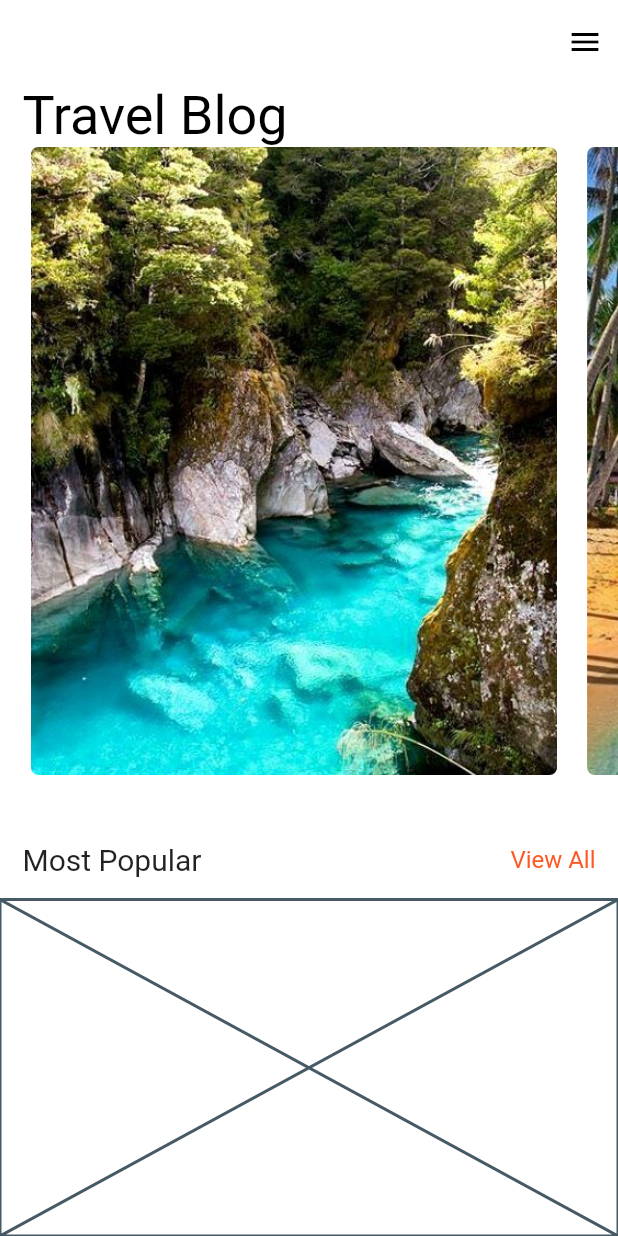
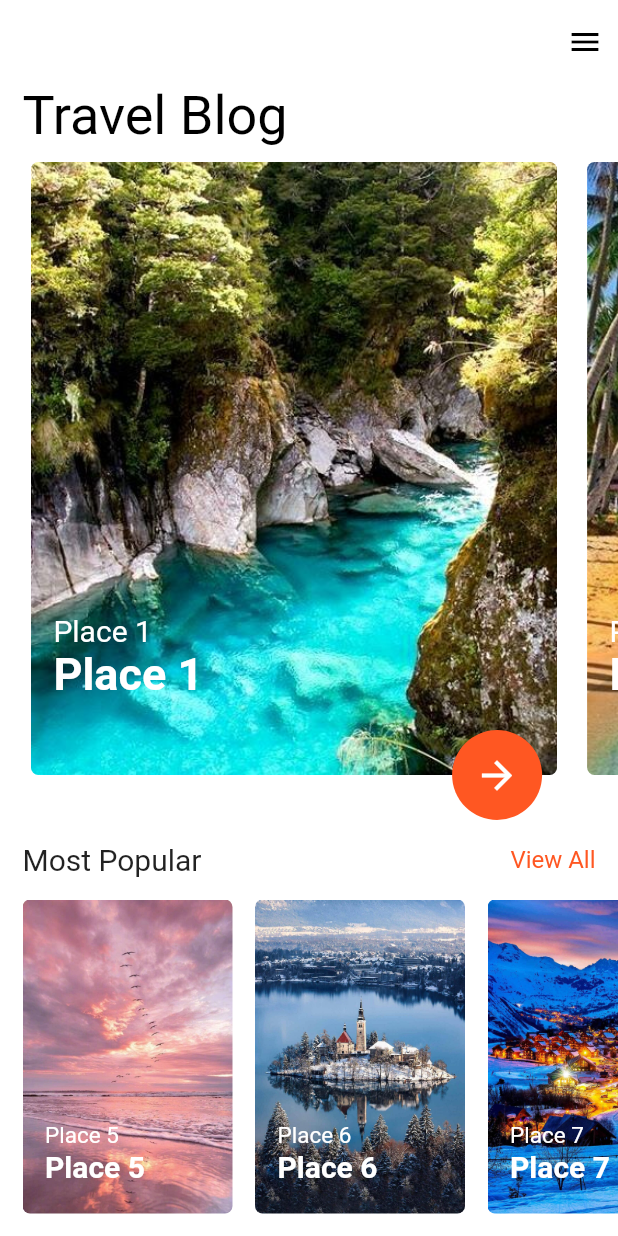
Before and after one commit to arkasideas/travel_app_flutterUI, a Flutter app: the screen it shows after launch, on a phone screen of 412 x 824 dp. Run offline on Flutter 3.47's test engine with Material 2 defaults, Android fonts, the phone set to English and light mode, and no system bars.

Commit message:
update per 11 Aug 23 10:52

```diff
--- a/lib/home.dart
+++ b/lib/home.dart
@@ -1,4 +1,5 @@
 import 'package:flutter/material.dart';
+import 'package:travel_app_ui/widgets/most_popular.dart';
 import 'package:travel_app_ui/widgets/travel_blog.dart';
 
 class HomePage extends StatelessWidget {
@@ -59,7 +60,7 @@ class HomePage extends StatelessWidget {
           ),
           Expanded(
             flex: 1,
-            child: Placeholder(),
+            child: MostPopular(),
           ),
         ],
       ),
--- a/lib/model/travel.dart
+++ b/lib/model/travel.dart
@@ -13,4 +13,13 @@ class Travel{
       Travel('Place 4', 'Place 4', 'assets/images/top4.jpg'),
     ];
   }
+
+  static List<Travel> generateMostPopular(){
+    return [
+      Travel('Place 5', 'Place 5', 'assets/images/bottom1.jpg'),
+      Travel('Place 6', 'Place 6', 'assets/images/bottom2.jpg'),
+      Travel('Place 7', 'Place 7', 'assets/images/bottom3.jpg'),
+      Travel('Place 8', 'Place 8', 'assets/images/bottom4.jpg'),
+    ];
+  }
 }
--- /dev/null
+++ b/lib/widgets/most_popular.dart
@@ -0,0 +1,71 @@
+import 'package:flutter/material.dart';
+import 'package:travel_app_ui/detail.dart';
+import 'package:travel_app_ui/model/travel.dart';
+
+class MostPopular extends StatelessWidget {
+  final _list = Travel.generateMostPopular();
+
+  @override
+  Widget build(BuildContext context) {
+    return ListView.separated(
+      padding: EdgeInsets.only(left: 15, right: 15, bottom: 15),
+      scrollDirection: Axis.horizontal,
+      itemBuilder: (context, index) {
+        var travel = _list[index];
+        return GestureDetector(
+          onTap: (){
+            Navigator.of(context).push(
+                MaterialPageRoute(builder: (context) {
+                  return DetailPage(travel: travel);
+                }),
+              );
+          },
+          child: Stack(
+            children: [
+              ClipRRect(
+                borderRadius: BorderRadius.circular(5),
+                child: Image.asset(
+                  travel.url,
+                  width: 140,
+                  fit: BoxFit.cover,
+                ),
+              ),
+              Positioned(
+                bottom: 20,
+                left: 15,
+                child: Column(
+                  crossAxisAlignment: CrossAxisAlignment.start,
+                  children: [
+                    Material(
+                      color: Colors.transparent,
+                      child: Text(
+                        travel.location,
+                        style: TextStyle(
+                          color: Colors.white,
+                          fontSize: 15,
+                        ),
+                      ),
+                    ),
+                    Material(
+                      color: Colors.transparent,
+                      child: Text(
+                        travel.name,
+                        style: TextStyle(
+                          color: Colors.white,
+                          fontSize: 20,
+                          fontWeight: FontWeight.bold,
+                        ),
+                      ),
+                    ),
+                  ],
+                ),
+              ),
+            ],
+          ),
+        );
+      },
+      separatorBuilder: (context, index) => SizedBox(width: 15),
+      itemCount: _list.length,
+    );
+  }
+}
--- a/lib/widgets/travel_blog.dart
+++ b/lib/widgets/travel_blog.dart
@@ -1,4 +1,5 @@
 import 'package:flutter/material.dart';
+import 'package:travel_app_ui/detail.dart';
 import '../model/travel.dart';
 
 class TravelBlog extends StatelessWidget {
@@ -9,12 +10,22 @@ class TravelBlog extends StatelessWidget {
   Widget build(BuildContext context) {
     return PageView.builder(
         controller: _pageCtrl,
+        itemCount: _list.length,
         itemBuilder: (context, index) {
           var travel = _list[index];
-          return Stack(
+          return GestureDetector(
+            onTap: () {
+              Navigator.of(context).push(
+                MaterialPageRoute(builder: (context) {
+                  return DetailPage(travel: travel);
+                }),
+              );
+            },
+            child: Stack(
               children: [
                 Padding(
                   padding: const EdgeInsets.only(
+                    top: 10,
                     right: 20,
                     bottom: 30,
                   ),
@@ -27,7 +38,55 @@ class TravelBlog extends StatelessWidget {
                     ),
                   ),
                 ),
+                Positioned(
+                  bottom: 80,
+                  left: 15,
+                  child: Column(
+                    crossAxisAlignment: CrossAxisAlignment.start,
+                    children: [
+                      Material(
+                        color: Colors.transparent,
+                        child: Text(
+                          travel.location,
+                          style: TextStyle(
+                            color: Colors.white,
+                            fontSize: 20,
+                          ),
+                        ),
+                      ),
+                      Material(
+                        color: Colors.transparent,
+                        child: Text(
+                          travel.location,
+                          style: TextStyle(
+                            color: Colors.white,
+                            fontWeight: FontWeight.bold,
+                            fontSize: 30,
+                          ),
+                        ),
+                      ),
                     ],
+                  ),
+                ),
+                Positioned(
+                  bottom: 0,
+                  right: 30,
+                  child: Container(
+                    width: 60,
+                    height: 60,
+                    decoration: BoxDecoration(
+                      color: Colors.deepOrange,
+                      borderRadius: BorderRadius.circular(30),
+                    ),
+                    child: Icon(
+                      Icons.arrow_forward,
+                      color: Colors.white,
+                      size: 30,
+                    ),
+                  ),
+                ),
+              ],
+            ),
           );
         });
   }
--- a/note.txt
+++ b/note.txt
@@ -1,4 +1,4 @@
 Part 1 : https://www.youtube.com/watch?v=3ST2Rl6mL74
-Menit : 33:23
 Part 2 : https://www.youtube.com/watch?v=JqHEeUFV-WE
+Menit : 14:39
 Flutter version 3.10.6
```
Also changed, not shown: lib/detail.dart (+72 -0 lines). Lines whose indentation alone changed are shown as unchanged.
